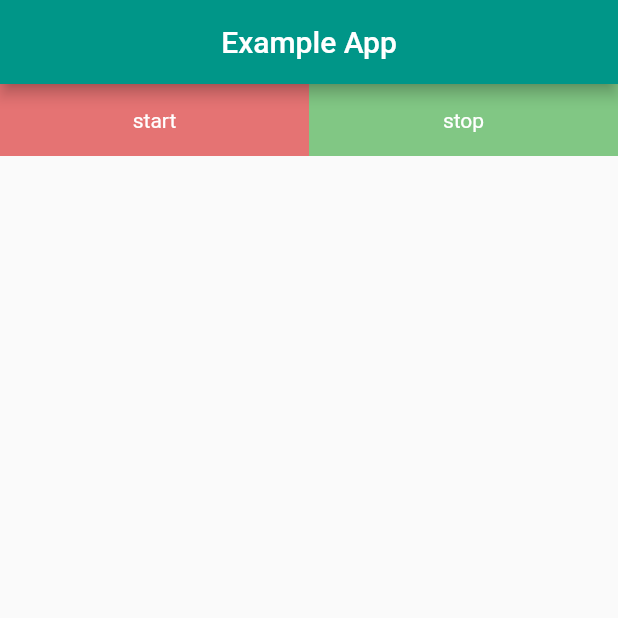
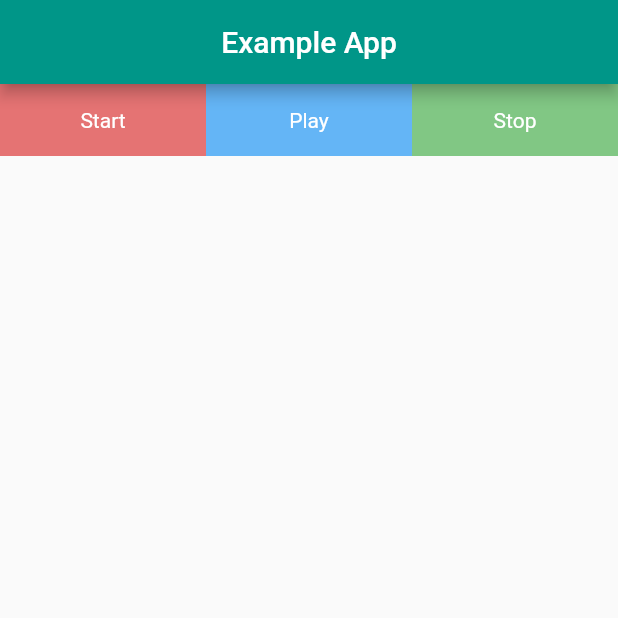
Before and after one commit to MohammedImmortal/Record, a Flutter app: the screen it shows after launch, on a phone screen of 412 x 824 dp, the top half of it. Run offline on Flutter 3.47's test engine with Material 2 defaults, Android fonts, the phone set to English and light mode, and no system bars; our stand-ins replace audioplayers; missing offline and left inert: record_mp3.

Commit message:
Record commit

```diff
--- a/lib/record.dart
+++ b/lib/record.dart
@@ -4,7 +4,6 @@ import 'package:flutter/material.dart';
 import 'dart:async';
 import 'package:path_provider/path_provider.dart';
 import 'package:record_mp3/record_mp3.dart';
-import 'package:permission_handler/permission_handler.dart';
 
 class Record extends StatefulWidget {
   const Record({Key? key}) : super(key: key);
@@ -15,56 +14,46 @@ class Record extends StatefulWidget {
 
 class _RecordState extends State<Record> {
   String statusText = "";
-  bool isComplete = false;
   bool isRecord = false;
+  RecordStatus _status = RecordStatus.IDEL;
+  RecordStatus get status => _status;
   String? recordFilePath = '';
   int i = 0;
 
-  Future<bool> checkPermission() async {
-    if (!await Permission.microphone.isGranted) {
-      PermissionStatus status = await Permission.microphone.request();
-      if (status != PermissionStatus.granted) {
-        return false;
-      }
-    }
-    return true;
-  }
-
   Future startRecord() async {
-    bool hasPermission = await checkPermission();
-    if (hasPermission) {
     statusText = "Recording...";
+    _status = RecordStatus.RECORDING;
     recordFilePath = await getFilePath();
-      isComplete = false;
     RecordMp3.instance.start(recordFilePath!, (type) {
       statusText = "Record error--->$type";
       setState(() {});
     });
-    } else {
-      statusText = "No microphone permission";
-    }
-    setState(() {});
   }
 
   Future stopRecord() async {
-    bool s = RecordMp3.instance.stop();
-    if (s) {
-      statusText = "Record complete";
-      isComplete = true;
+    if (_status == RecordStatus.RECORDING) {
+      statusText = "Record Saved in $recordFilePath";
+      RecordMp3.instance.stop();
+      _status = RecordStatus.IDEL;
       setState(() {});
     }
   }
 
+/*
   Future toggleRecord() async {
     if (isRecord == true) {
+      await stopRecord();
+    } else {
       await startRecord();
-    } else {
-      await stopRecord();
     }
   }
+*/
 
-  Future play() async {
-    if (recordFilePath != null && File(recordFilePath!).existsSync()) {
+  Future playRecord() async {
+    if (recordFilePath != null &&
+        _status == RecordStatus.IDEL &&
+        File(recordFilePath!).existsSync()) {
+      statusText = 'Playing Record';
       AudioPlayer audioPlayer = AudioPlayer();
       audioPlayer.play(recordFilePath!, isLocal: true);
     }
@@ -73,9 +62,9 @@ class _RecordState extends State<Record> {
   Future<String> getFilePath() async {
     Directory storageDirectory = await getApplicationDocumentsDirectory();
     String sdPath = storageDirectory.path + "/record";
-    var d = Directory(sdPath);
-    if (!d.existsSync()) {
-      d.createSync(recursive: true);
+    final directory = Directory(sdPath);
+    if (!directory.existsSync()) {
+      directory.createSync(recursive: true);
     }
     return sdPath + "/test_${i++}.mp3";
   }
@@ -98,40 +87,35 @@ class _RecordState extends State<Record> {
                   decoration: BoxDecoration(color: Colors.red.shade300),
                   child: const Center(
                     child: Text(
-                      'start',
+                      'Start',
                       style: TextStyle(color: Colors.white),
                     ),
                   ),
                 ),
                 onTap: () async {
-                  setState(() {
-                    isRecord = true;
-                  });
-
-                  toggleRecord();
+                  setState(() {});
+                  startRecord();
                 },
               ),
             ),
-            /*
             Expanded(
               child: GestureDetector(
                 child: Container(
                   height: 48.0,
                   decoration: BoxDecoration(color: Colors.blue.shade300),
-                    child: Center(
+                  child: const Center(
                     child: Text(
-                        RecordMp3.instance.status == RecordStatus.PAUSE
-                            ? 'resume'
-                            : 'pause',
-                        style: const TextStyle(color: Colors.white),
+                      'Play',
+                      style: TextStyle(color: Colors.white),
                     ),
                   ),
                 ),
-                  onTap: () {
-                    pauseRecord();
+                onTap: () async {
+                  setState(() {});
+                  playRecord();
                 },
               ),
-              ),*/
+            ),
             Expanded(
               child: GestureDetector(
                 child: Container(
@@ -139,71 +123,27 @@ class _RecordState extends State<Record> {
                   decoration: BoxDecoration(color: Colors.green.shade300),
                   child: const Center(
                     child: Text(
-                      'stop',
+                      'Stop',
                       style: TextStyle(color: Colors.white),
                     ),
                   ),
                 ),
                 onTap: () {
-                  setState(() {
-                    isRecord = false;
-                  });
-                  toggleRecord();
+                  setState(() {});
+                  stopRecord();
                 },
               ),
             ),
           ],
         ),
         Padding(
-          padding: const EdgeInsets.only(top: 20.0),
+          padding: const EdgeInsets.only(top: 40.0),
           child: Text(
             statusText,
             style: const TextStyle(color: Colors.red, fontSize: 20),
           ),
         ),
-        GestureDetector(
-          behavior: HitTestBehavior.opaque,
-          onTap: () {
-            play();
-          },
-          child: Container(
-            margin: const EdgeInsets.only(top: 30),
-            alignment: AlignmentDirectional.center,
-            width: 100,
-            height: 50,
-            child: isComplete && recordFilePath != null
-                ? const Text(
-                    "play",
-                    style: TextStyle(color: Colors.red, fontSize: 20),
-                  )
-                : Container(),
-          ),
-        ),
       ]),
     );
   }
-/*
-  Future pauseRecord() async {
-    if (RecordMp3.instance.status == RecordStatus.PAUSE) {
-      bool s = RecordMp3.instance.resume();
-      if (s) {
-        statusText = "Recording...";
-        setState(() {});
 }
-    } else {
-      bool s = RecordMp3.instance.pause();
-      if (s) {
-        statusText = "Recording pause...";
-        setState(() {});
-      }
-    }
-  }
-
-  Future resumeRecord() async {
-    bool s = RecordMp3.instance.resume();
-    if (s) {
-      statusText = "Recording...";
-      setState(() {});
-    }
-  }*/
-}
```
Lines whose indentation alone changed are shown as unchanged.
